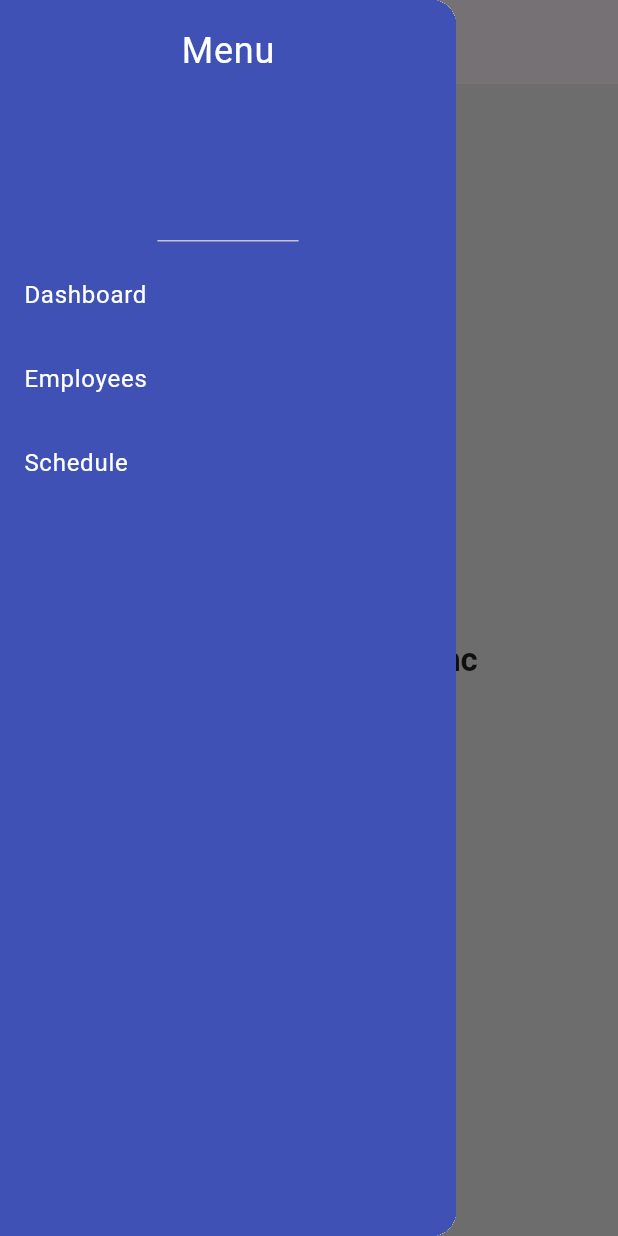
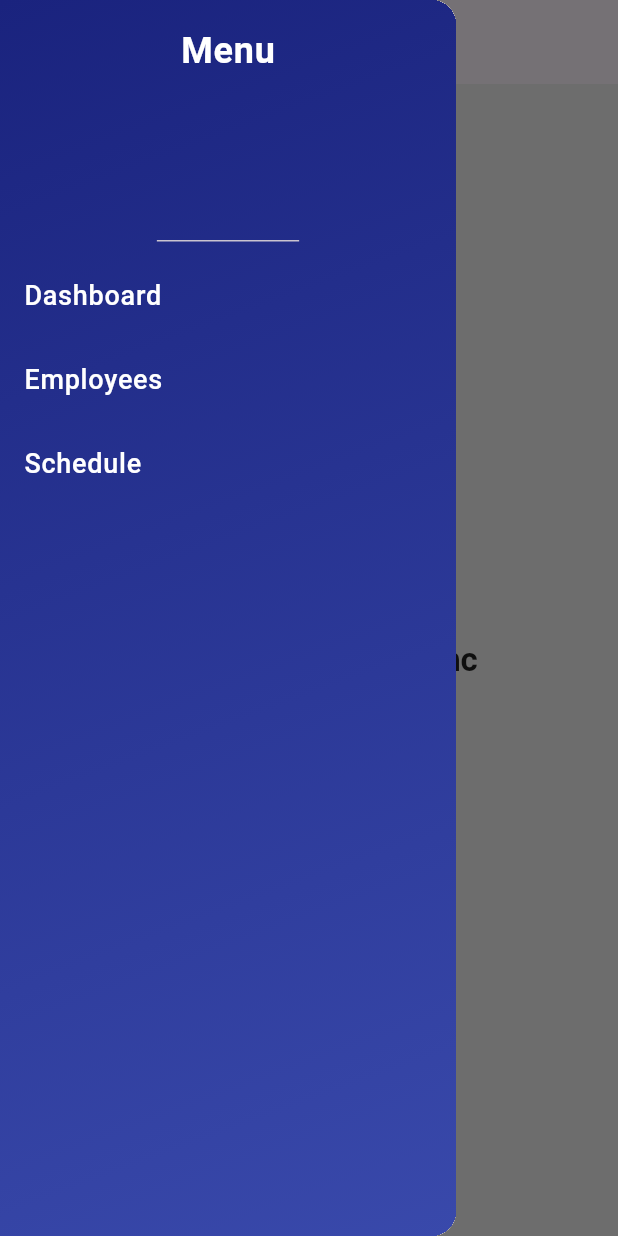
Before and after one commit to emnggprw/teamsync, a Flutter app: the screen it shows after launch, with the side drawer open, on a phone screen of 412 x 824 dp. Run offline on Flutter 3.47's test engine with Material 3 defaults, Android fonts, the phone set to English and light mode, and no system bars; our stand-ins replace table_calendar.

Commit message:
Improved menu styling

```diff
--- a/lib/main.dart
+++ b/lib/main.dart
@@ -65,11 +65,17 @@
   Widget _buildSideMenu() {
     return Drawer(
       child: Container(
-        color: Colors.indigo,
+        decoration: BoxDecoration(
+          gradient: LinearGradient(
+            colors: [Colors.indigo.shade900, Colors.indigo.shade600],
+            begin: Alignment.topLeft,
+            end: Alignment.bottomRight,
+          ),
+        ),
         child: Column(
           children: [
             DrawerHeader(
-              child: Text('Menu', style: TextStyle(color: Colors.white, fontSize: 24)),
+              child: Text('Menu', style: TextStyle(color: Colors.white, fontSize: 24, fontWeight: FontWeight.bold)),
             ),
             _buildMenuItem("Dashboard"),
             _buildMenuItem("Employees"),
@@ -82,7 +88,9 @@
 
   Widget _buildMenuItem(String title) {
     return ListTile(
-      title: Text(title, style: TextStyle(color: Colors.white)),
+      title: Text(title, style: TextStyle(color: Colors.white, fontSize: 18, fontWeight: FontWeight.w500)),
+      hoverColor: Colors.white24,
+      shape: RoundedRectangleBorder(borderRadius: BorderRadius.circular(12)),
       onTap: () {
         setState(() => _selectedMenu = title);
         if (MediaQuery.of(context).size.width < 800) Navigator.pop(context);
```
